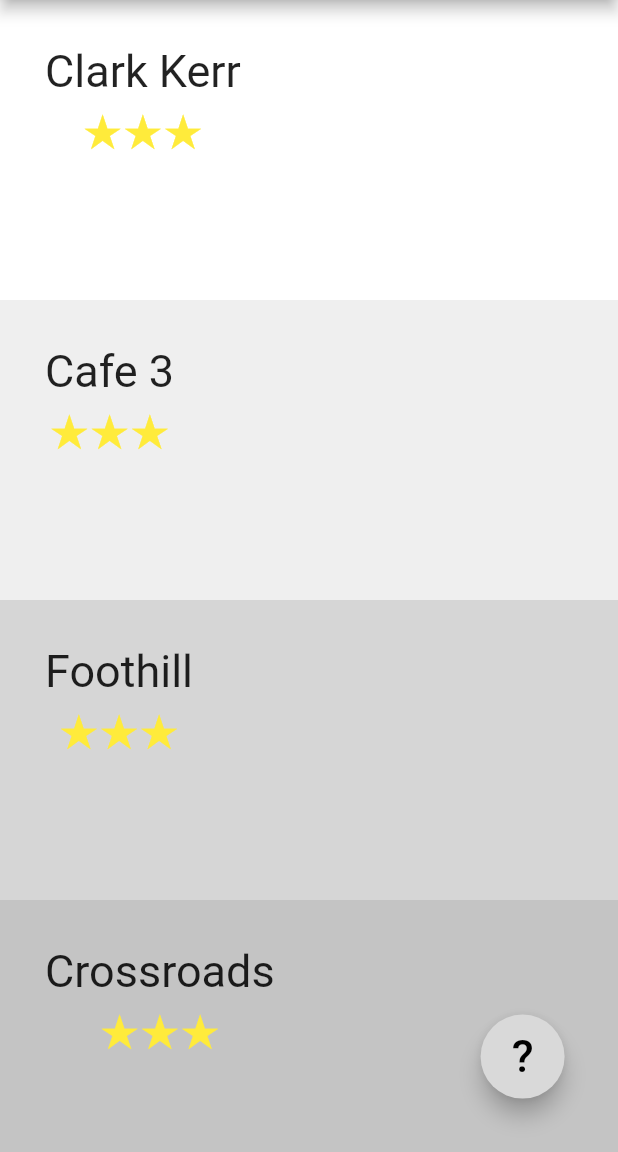
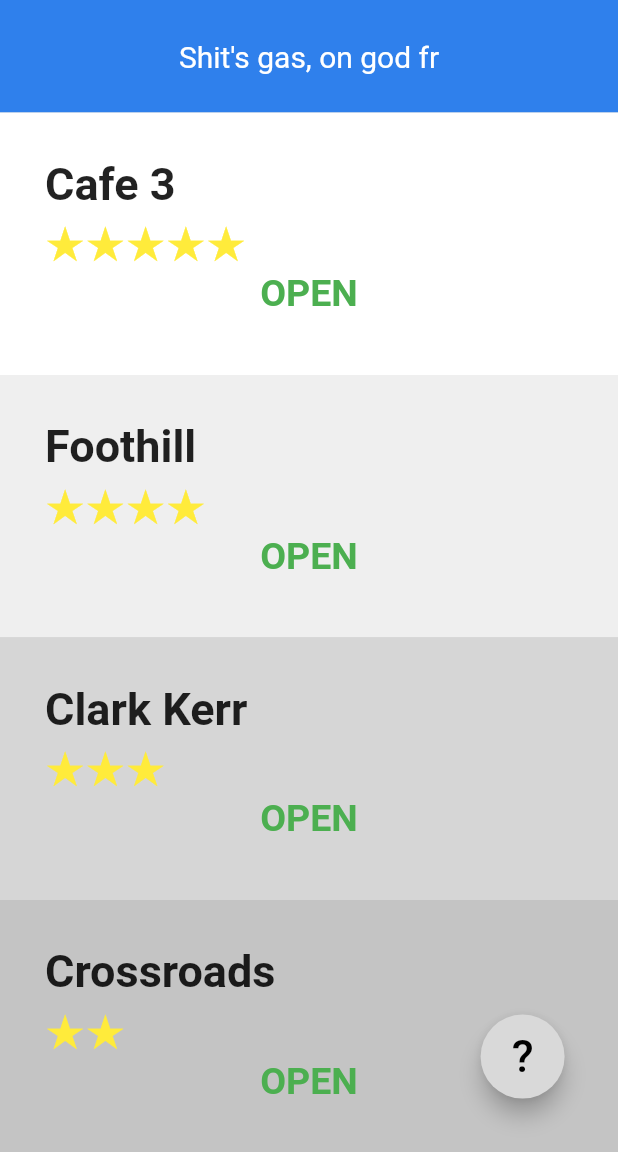
Before and after one commit to ranashreyas/FoodGrind, a Flutter app: the screen it shows after launch, on a phone screen of 412 x 824 dp, the part 84-1236 px from its top. Run offline on Flutter 3.47's test engine with Material 2 defaults, Android fonts, the light colour scheme and no system bars.

Commit message:
Checkpoint 10/1 - Worked on homescreen.

```diff
--- a/lib/main.dart
+++ b/lib/main.dart
@@ -1,3 +1,5 @@
+import 'dart:math';
+
 import 'package:flutter/material.dart';
 
 class Food {
@@ -9,12 +11,15 @@ class Food {
   Food(this.name, this.image);
 }
 
+var rng = Random();
+
 class DiningHall {
   late String name;
   late String image;
   late double allRating;
   late List menu;
-  double dailyRating = 3;
+  bool isOpen = rng.nextBool();
+  int dailyRating = rng.nextInt(5)+1;
 
   DiningHall(this.name, this.image);
 
@@ -30,21 +35,40 @@ class DiningHall {
 }
 
 class Review {
+  late String location;
   late double rating;
   late List meal;
   late String comment;
 
-  Review(this.rating, this.meal, this.comment);
+  Review(this.location, this.rating, this.meal, this.comment);
 }
 
-var cafeThree = DiningHall('Cafe 3', '');
-var clarkKerr = DiningHall('Clark Kerr', '');
-var foothill = DiningHall('Foothill', '');
-var crossroads = DiningHall('Crossroads', '');
+DiningHall cafeThree = DiningHall('Cafe 3', '');
+DiningHall clarkKerr = DiningHall('Clark Kerr', '');
+DiningHall foothill = DiningHall('Foothill', '');
+DiningHall crossroads = DiningHall('Crossroads', '');
 
-var chosenHall = cafeThree;
+List<DiningHall> sortHalls(List<DiningHall> options) {
+  List<DiningHall> openHalls = [];
+  List<DiningHall> closedHalls = [];
+  for (DiningHall h in options) {
+    if (h.isOpen) {
+      openHalls.add(h);
+    } else {
+      closedHalls.add(h);
+    }
+  }
+  closedHalls.sort((a, b) => b.dailyRating.compareTo(a.dailyRating));
+  openHalls.sort((a, b) => b.dailyRating.compareTo(a.dailyRating));
+  return openHalls + closedHalls;
+}
 
-List<DiningHall> halls = [clarkKerr, cafeThree, foothill, crossroads];
+String dailyQuote = 'Shit\'s gas, on god fr';
+
+DiningHall chosenHall = cafeThree;
+
+List<DiningHall> unsortedHalls = [clarkKerr, cafeThree, foothill, crossroads];
+List<DiningHall> halls = sortHalls(unsortedHalls);
 List<String> stars = ['★', '★★', '★★★', '★★★★', '★★★★★'];
 
 void main() {
@@ -64,30 +88,42 @@ class HomeRoute extends StatelessWidget {
 
   @override
   Widget build(BuildContext context) {
-    const double buttonFontSize = 30;
+    const double nameButtonFontSize = 30;
+    const double openButtonFontSize = 25;
     Widget homeBlock(DiningHall hall, int chosenColor) {
       return Container(
-        height: 200,
+        height: 175,
         width: double.infinity,
         color: Color(chosenColor),
         padding: const EdgeInsets.all(30),
-        child: Align(
-          alignment: const Alignment(-1, 0),
-          child: Column(
-            children: [
-              Text(
+        child: Column(
+          children: [
+            Align(
+              alignment: const Alignment(-1, 0),
+              child: Text(
                 hall.name,
-                style: const TextStyle(fontSize: buttonFontSize),
+                style: const TextStyle(
+                    fontSize: nameButtonFontSize, fontWeight: FontWeight.bold),
               ),
-              Text(
+            ),
+            Align(
+              alignment: const Alignment(-1, 0),
+              child: Text(
                 (hall.dailyRating > 0)
                     ? stars[hall.dailyRating.round() - 1]
                     : 'No Reviews Yet',
-                style: const TextStyle(
-                    color: Colors.yellow, fontSize: buttonFontSize),
+                style: TextStyle(
+                    color:
+                        (hall.dailyRating > 0) ? Colors.yellow : Colors.black,
+                    fontSize: nameButtonFontSize),
               ),
-            ],
-          ),
+            ),
+            Text((hall.isOpen) ? 'OPEN' : 'CLOSED',
+                style: TextStyle(
+                    fontSize: openButtonFontSize,
+                    fontWeight: FontWeight.w700,
+                    color: (hall.isOpen) ? Colors.green : Colors.red)),
+          ],
         ),
       );
     }
@@ -97,10 +133,23 @@ class HomeRoute extends StatelessWidget {
       appBar: AppBar(
         title: const Text('FoodGrind'),
         backgroundColor: const Color(0xFF2F80EC),
+        shadowColor: const Color(0x00FFFFFF),
       ),
       body: Stack(children: <Widget>[
         Column(
           children: <Widget>[
+            Container(
+              color: const Color(0xFF2F80EC),
+              height: 75,
+              width: double.infinity,
+              padding: const EdgeInsets.fromLTRB(15, 0, 15, 0),
+              child: Center(
+                child: Text(
+                  dailyQuote,
+                  style: const TextStyle(fontSize: 20, color: Colors.white),
+                ),
+              ),
+            ),
             GestureDetector(
                 onTap: () {
                   chosenHall = halls[0];
```
Also changed, not shown: flutter_01.png (added).
